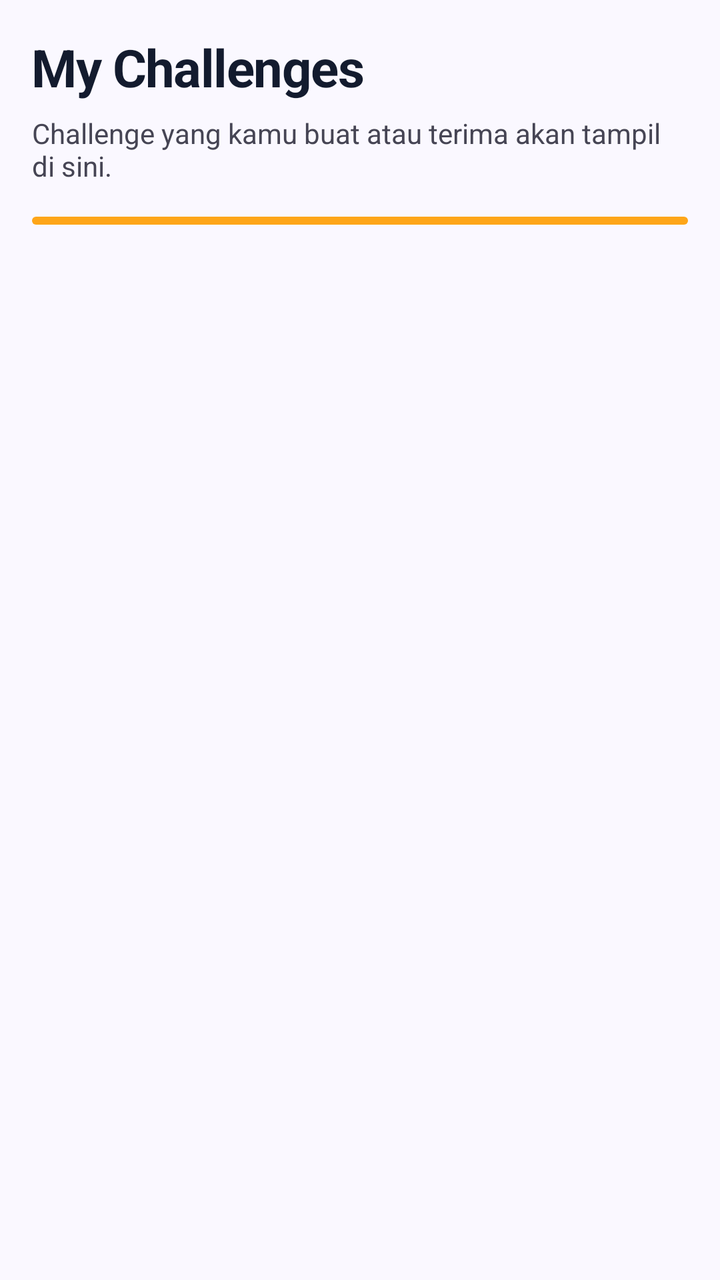
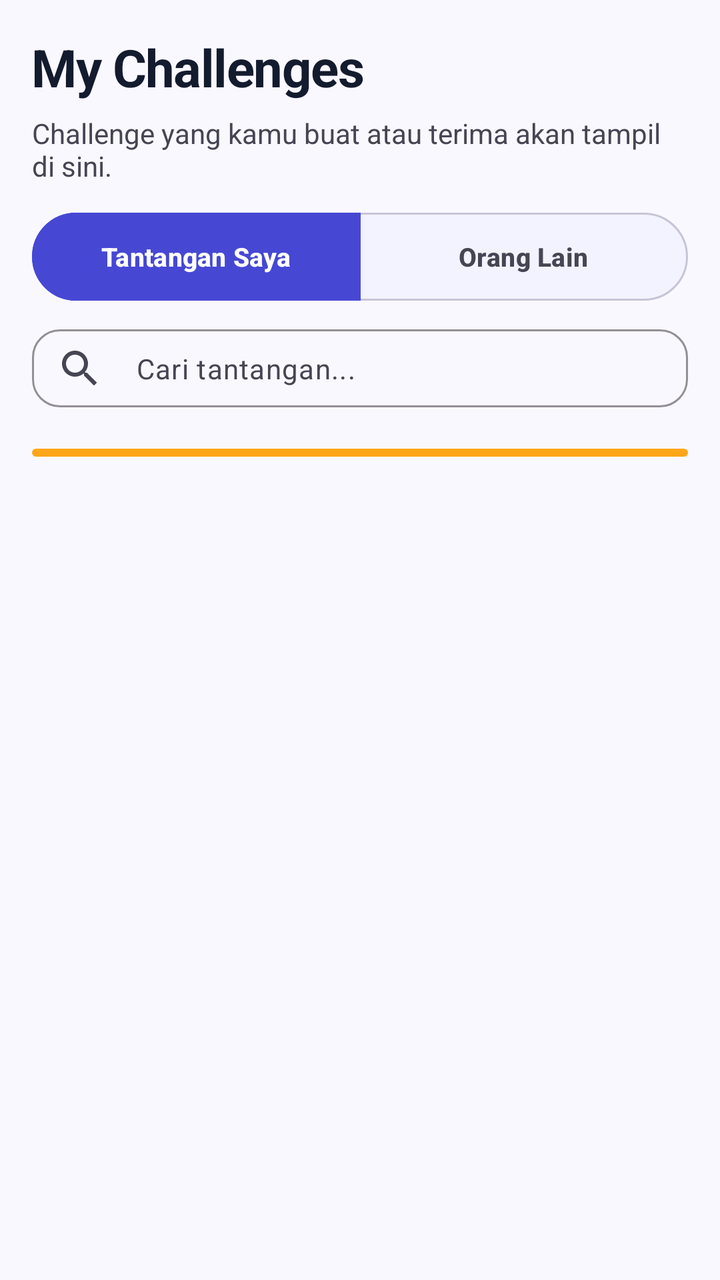

Before-and-after screenshots of an Android layout around one commit, followed by the original layout XML and the change that was made.
<!-- AndroidManifest.xml: application theme Theme.Bounty -->
<!-- res/layout/screen_my_challenges.xml -->
<?xml version="1.0" encoding="utf-8"?>
<LinearLayout xmlns:android="http://schemas.android.com/apk/res/android"
    android:id="@+id/my_challenges_screen"
    android:layout_width="match_parent"
    android:layout_height="match_parent"
    android:orientation="vertical"
    android:background="@color/bounty_background"
    android:paddingHorizontal="16dp"
    android:paddingTop="16dp">

    <TextView
        style="@style/BountyHeading"
        android:textSize="26sp"
        android:textStyle="bold"
        android:letterSpacing="-0.02"
        android:text="@string/my_challenges_title" />

    <TextView
        style="@style/BountyBody"
        android:layout_marginTop="6dp"
        android:textSize="14sp"
        android:textColor="@color/bounty_text_secondary"
        android:text="@string/my_challenges_description" />

    <com.google.android.material.progressindicator.LinearProgressIndicator
        android:id="@+id/feed_loading"
        android:layout_width="match_parent"
        android:layout_height="wrap_content"
        android:layout_marginTop="16dp"
        android:indeterminate="true"
        android:contentDescription="@string/loading_challenges" />

    <TextView
        android:id="@+id/feed_message"
        android:accessibilityLiveRegion="polite"
        style="@style/BountyBody"
        android:layout_marginTop="20dp"
        android:gravity="center"
        android:visibility="gone" />

    <com.google.android.material.button.MaterialButton
        android:id="@+id/feed_retry"
        style="@style/BountyButton"
        android:layout_marginTop="16dp"
        android:text="@string/retry_action"
        android:visibility="gone" />

    <com.google.android.material.button.MaterialButton
        android:id="@+id/empty_create_challenge"
        style="@style/BountyButton"
        android:layout_marginTop="20dp"
        android:text="@string/create_first_challenge"
        android:visibility="gone" />

    <androidx.recyclerview.widget.RecyclerView
        android:id="@+id/challenge_list"
        android:layout_width="match_parent"
        android:layout_height="0dp"
        android:layout_weight="1"
        android:layout_marginTop="16dp"
        android:clipToPadding="false"
        android:paddingBottom="88dp" />
</LinearLayout>
<!-- resources referenced by this layout -->
<resources>
  <color name="bounty_background">#FAF8FF</color>
  <color name="bounty_text_secondary">#464554</color>
  <string name="create_first_challenge">Buat challenge pertama</string>
  <string name="loading_challenges">Memuat challenge</string>
  <string name="my_challenges_description">Challenge yang kamu buat atau terima akan tampil di sini.</string>
  <string name="my_challenges_title">My Challenges</string>
  <string name="retry_action">Coba lagi</string>
  <style name="BountyBody">
          <item name="android:layout_width">match_parent</item>
          <item name="android:layout_height">wrap_content</item>
          <item name="android:textSize">15sp</item>
          <item name="android:textColor">?attr/colorOnSurface</item>
      </style>
  <style name="BountyButton" parent="Widget.Material3.Button">
          <item name="android:layout_width">match_parent</item>
          <item name="android:layout_height">wrap_content</item>
          <item name="android:minHeight">54dp</item>
          <item name="android:textSize">16sp</item>
          <item name="android:textStyle">bold</item>
          <item name="cornerRadius">28dp</item>
          <item name="backgroundTint">@color/bounty_primary</item>
          <item name="android:textColor">@color/white</item>
          <item name="elevation">2dp</item>
      </style>
  <style name="BountyHeading">
          <item name="android:layout_width">match_parent</item>
          <item name="android:layout_height">wrap_content</item>
          <item name="android:textSize">28sp</item>
          <item name="android:textStyle">bold</item>
          <item name="android:letterSpacing">-0.01</item>
          <item name="android:textColor">?attr/colorOnSurface</item>
      </style>
  <style name="Theme.Bounty" parent="Base.Theme.Bounty" />
  <color name="bounty_primary">#4648D4</color>
  <color name="white">#FFFFFFFF</color>
  <color name="bounty_primary_container">#6063EE</color>
  <color name="bounty_on_primary_container">#FFFBFF</color>
  <color name="bounty_secondary">#855300</color>
  <color name="bounty_secondary_container">#FEA619</color>
  <color name="bounty_on_secondary_container">#684000</color>
  <color name="bounty_tertiary">#006C49</color>
  <color name="bounty_tertiary_container">#00885D</color>
  <color name="bounty_surface">#FFFFFF</color>
  <color name="bounty_text">#131B2E</color>
  <color name="bounty_outline_variant">#C7C4D7</color>
  <style name="BountyDialog" parent="ThemeOverlay.Material3.MaterialAlertDialog">
          <item name="shapeAppearanceOverlay">@style/BountyDialogShape</item>
          <item name="colorSurface">@color/bounty_surface</item>
          <item name="buttonBarPositiveButtonStyle">@style/BountyDialogButton</item>
          <item name="buttonBarNegativeButtonStyle">@style/BountyDialogButton</item>
      </style>
  <style name="BountyDialogShape">
          <item name="cornerFamily">rounded</item>
          <item name="cornerSize">24dp</item>
      </style>
  <style name="BountyDialogButton" parent="Widget.Material3.Button.TextButton.Dialog">
          <item name="android:textColor">@color/bounty_primary</item>
          <item name="android:textStyle">bold</item>
      </style>
  <!-- unchanged entries left out for length: 1 -->
</resources>

<!-- the commit's change to res/layout/screen_my_challenges.xml (unified diff, before → after) -->
@@ -1,5 +1,6 @@
 <?xml version="1.0" encoding="utf-8"?>
 <LinearLayout xmlns:android="http://schemas.android.com/apk/res/android"
+    xmlns:app="http://schemas.android.com/apk/res-auto"
     android:id="@+id/my_challenges_screen"
     android:layout_width="match_parent"
     android:layout_height="match_parent"
@@ -21,6 +22,85 @@
         android:textSize="14sp"
         android:textColor="@color/bounty_text_secondary"
         android:text="@string/my_challenges_description" />
+
+    
+    <com.google.android.material.button.MaterialButtonToggleGroup
+        android:id="@+id/challenge_toggle_group"
+        android:layout_width="match_parent"
+        android:layout_height="wrap_content"
+        xmlns:app="http://schemas.android.com/apk/res-auto"
+        android:layout_marginTop="14dp"
+        app:singleSelection="true"
+        app:selectionRequired="true"
+        app:checkedButton="@id/toggle_own">
+
+        <com.google.android.material.button.MaterialButton
+            android:id="@+id/toggle_own"
+            style="@style/Widget.Material3.Button.OutlinedButton"
+            android:layout_width="0dp"
+            android:layout_height="44dp"
+            android:layout_weight="1"
+            android:text="@string/tab_own_challenges"
+            android:textSize="13sp"
+            android:textStyle="bold"
+            android:insetTop="0dp"
+            android:insetBottom="0dp"
+            app:backgroundTint="@color/toggle_button_bg"
+            android:textColor="@color/toggle_button_text"
+            app:strokeColor="@color/toggle_button_stroke"
+            app:strokeWidth="1dp" />
+
+        <com.google.android.material.button.MaterialButton
+            android:id="@+id/toggle_other"
+            style="@style/Widget.Material3.Button.OutlinedButton"
+            android:layout_width="0dp"
+            android:layout_height="44dp"
+            android:layout_weight="1"
+            android:text="@string/tab_other_challenges"
+            android:textSize="13sp"
+            android:textStyle="bold"
+            android:insetTop="0dp"
+            android:insetBottom="0dp"
+            app:backgroundTint="@color/toggle_button_bg"
+            android:textColor="@color/toggle_button_text"
+            app:strokeColor="@color/toggle_button_stroke"
+            app:strokeWidth="1dp" />
+    </com.google.android.material.button.MaterialButtonToggleGroup>
+
+    
+    <com.google.android.material.textfield.TextInputLayout
+        android:id="@+id/challenge_search_layout"
+        style="@style/Widget.Material3.TextInputLayout.OutlinedBox"
+        android:layout_width="match_parent"
+        android:layout_height="wrap_content"
+        xmlns:app="http://schemas.android.com/apk/res-auto"
+        android:layout_marginTop="10dp"
+        app:boxCornerRadiusTopStart="14dp"
+        app:boxCornerRadiusTopEnd="14dp"
+        app:boxCornerRadiusBottomStart="14dp"
+        app:boxCornerRadiusBottomEnd="14dp"
+        app:boxStrokeColor="@color/bounty_primary"
+        app:boxStrokeWidth="1dp"
+        app:boxStrokeWidthFocused="1.5dp"
+        app:startIconDrawable="@drawable/ic_search"
+        app:startIconTint="@color/bounty_text_secondary"
+        app:endIconMode="clear_text"
+        app:hintEnabled="false">
+
+        <com.google.android.material.textfield.TextInputEditText
+            android:id="@+id/challenge_search_input"
+            android:layout_width="match_parent"
+            android:layout_height="wrap_content"
+            android:paddingVertical="10dp"
+            android:paddingHorizontal="12dp"
+            android:hint="@string/search_challenges_hint"
+            android:imeOptions="actionSearch"
+            android:inputType="text"
+            android:maxLines="1"
+            android:textColor="?attr/colorOnSurface"
+            android:textColorHint="@color/bounty_text_secondary"
+            android:textSize="14sp" />
+    </com.google.android.material.textfield.TextInputLayout>
 
     <com.google.android.material.progressindicator.LinearProgressIndicator
         android:id="@+id/feed_loading"
<!-- resource entries referenced after the edit -->
@@ -2,11 +2,24 @@
 <resources>
   <color name="bounty_background">#FAF8FF</color>
   <color name="bounty_text_secondary">#464554</color>
+  <!-- drawable ic_search (drawable) -->
+  <vector xmlns:android="http://schemas.android.com/apk/res/android"
+      android:width="24dp"
+      android:height="24dp"
+      android:viewportWidth="24"
+      android:viewportHeight="24">
+      <path
+          android:fillColor="@color/bounty_text_secondary"
+          android:pathData="M15.5,14h-0.79l-0.28,-0.27C15.41,12.59 16,11.11 16,9.5 16,5.91 13.09,3 9.5,3S3,5.91 3,9.5 5.91,16 9.5,16c1.61,0 3.09,-0.59 4.23,-1.57l0.27,0.28v0.79l5,4.99L20.49,19l-4.99,-5zm-6,0C7.01,14 5,11.99 5,9.5S7.01,5 9.5,5 14,7.01 14,9.5 11.99,14 9.5,14z" />
+  </vector>
   <string name="create_first_challenge">Buat challenge pertama</string>
   <string name="loading_challenges">Memuat challenge</string>
   <string name="my_challenges_description">Challenge yang kamu buat atau terima akan tampil di sini.</string>
   <string name="my_challenges_title">My Challenges</string>
   <string name="retry_action">Coba lagi</string>
+  <string name="search_challenges_hint">Cari tantangan...</string>
+  <string name="tab_other_challenges">Orang Lain</string>
+  <string name="tab_own_challenges">Tantangan Saya</string>
   <style name="BountyBody">
           <item name="android:layout_width">match_parent</item>
           <item name="android:layout_height">wrap_content</item>
